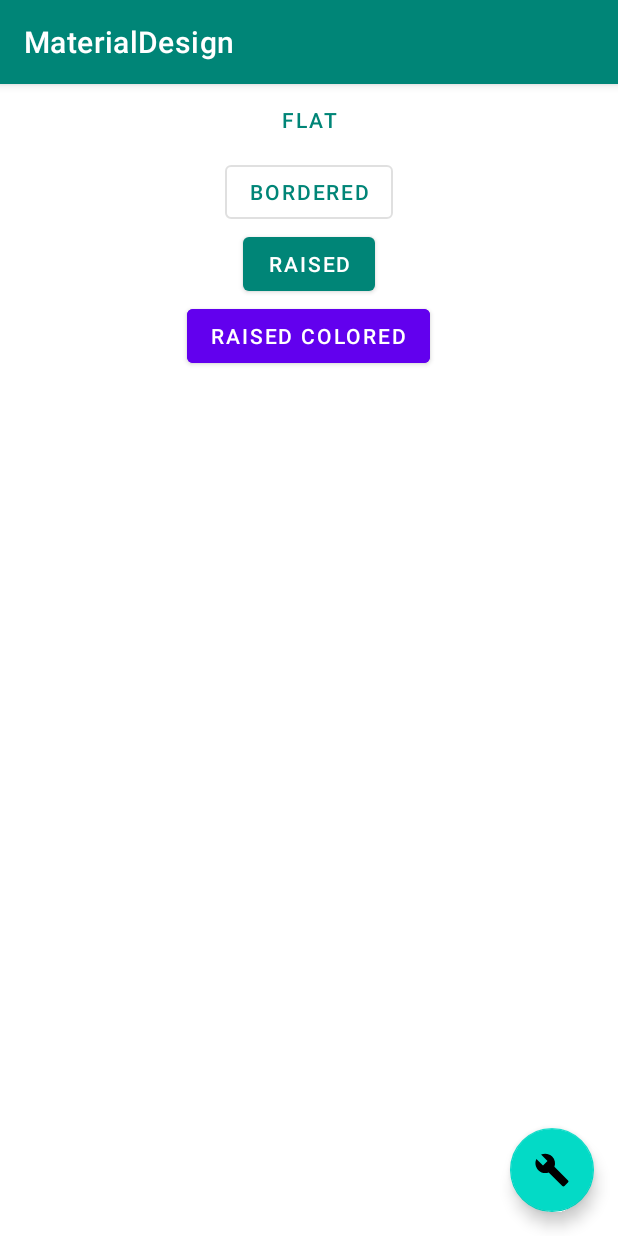
After one commit to Crabgore/MaterialDesign, an Android app: the ButtonsActivity screen opened directly, with no data from a screen before it, on a phone screen of 412 x 824 dp. The commit adds this screen. Run offline under Robolectric (Android 15) with nearby library versions, the phone set to English and light mode, and no system bars.

Commit message:
Практическое задание №3

```diff
--- /dev/null
+++ b/app/src/main/java/com/geekbrains/materialdesign/ButtonsActivity.java
@@ -0,0 +1,38 @@
+package com.geekbrains.materialdesign;
+
+import android.os.Bundle;
+import android.util.Log;
+import android.view.View;
+
+import androidx.appcompat.app.AppCompatActivity;
+
+import com.google.android.material.snackbar.Snackbar;
+
+public class ButtonsActivity extends AppCompatActivity {
+
+    private static final String TAG = "Buttons";
+
+    @Override
+    protected void onCreate(Bundle savedInstanceState) {
+        super.onCreate(savedInstanceState);
+        setContentView(R.layout.activity_buttons);
+
+        initUI();
+    }
+
+    private void initUI() {
+        findViewById(R.id.flat).setOnClickListener(v -> Log.d(TAG, "Flat clicked"));
+        findViewById(R.id.bordered).setOnClickListener(v -> Log.d(TAG, "Bordered clicked"));
+        findViewById(R.id.raised).setOnClickListener(v -> Log.d(TAG, "Raised clicked"));
+        findViewById(R.id.raisedColored).setOnClickListener(v -> Log.d(TAG, "Raised Colored clicked"));
+        findViewById(R.id.fab).setOnClickListener(this::makeSnack);
+    }
+
+    private void makeSnack(final View view) {
+        Snackbar snackbar = Snackbar.make(view, "Snackbar", Snackbar.LENGTH_LONG);
+
+        snackbar.setAction("Action", v -> Log.d(TAG, "clicked"));
+
+        snackbar.show();
+    }
+}
--- /dev/null
+++ b/app/src/main/res/layout/activity_buttons.xml
@@ -0,0 +1,51 @@
+<?xml version="1.0" encoding="utf-8"?>
+<androidx.coordinatorlayout.widget.CoordinatorLayout
+    xmlns:android="http://schemas.android.com/apk/res/android"
+    xmlns:tools="http://schemas.android.com/tools"
+    android:layout_width="match_parent"
+    android:layout_height="match_parent"
+    tools:context=".ButtonsActivity">
+
+    <LinearLayout
+        android:layout_width="match_parent"
+        android:layout_height="wrap_content"
+        android:orientation="vertical"
+        android:gravity="center">
+
+        <Button
+            android:id="@+id/flat"
+            style="?attr/borderlessButtonStyle"
+            android:layout_width="wrap_content"
+            android:layout_height="wrap_content"
+            android:text="flat"/>
+
+        <Button
+            android:id="@+id/bordered"
+            style="@style/Widget.MaterialComponents.Button.OutlinedButton"
+            android:layout_width="wrap_content"
+            android:layout_height="wrap_content"
+            android:text="bordered"/>
+
+        <Button
+            android:id="@+id/raised"
+            android:layout_width="wrap_content"
+            android:layout_height="wrap_content"
+            android:text="raised"/>
+
+        <Button
+            android:id="@+id/raisedColored"
+            android:layout_width="wrap_content"
+            android:layout_height="wrap_content"
+            android:text="raised colored"
+            android:backgroundTint="@color/design_default_color_primary"/>
+    </LinearLayout>
+
+    <com.google.android.material.floatingactionbutton.FloatingActionButton
+        android:id="@+id/fab"
+        android:layout_width="wrap_content"
+        android:layout_height="wrap_content"
+        android:layout_gravity="bottom|end"
+        android:layout_margin="@dimen/fab_margin"
+        android:src="@drawable/ic_menu_manage"/>
+
+</androidx.coordinatorlayout.widget.CoordinatorLayout>
--- a/app/src/main/res/layout/bottom_sheet.xml
+++ b/app/src/main/res/layout/bottom_sheet.xml
@@ -5,7 +5,7 @@
     xmlns:app="http://schemas.android.com/apk/res-auto"
     android:orientation="vertical"
     android:layout_width="match_parent"
-    android:layout_height="300dp"
+    android:layout_height="400dp"
     app:layout_behavior="@string/bottom_sheet_behavior"
     app:behavior_hideable="true"
     app:behavior_peekHeight="50dp"
```
Also changed, not shown: app/src/main/AndroidManifest.xml (+9 -5 lines), app/src/main/java/com/geekbrains/materialdesign/MainActivity.java (+8 -18 lines), app/src/main/java/com/geekbrains/materialdesign/ToolbarActivity.java (added, +44 -0 lines), app/src/main/res/layout/activity_main.xml (+12 -0 lines), app/src/main/res/layout/activity_toolbar.xml (added, +22 -0 lines).
